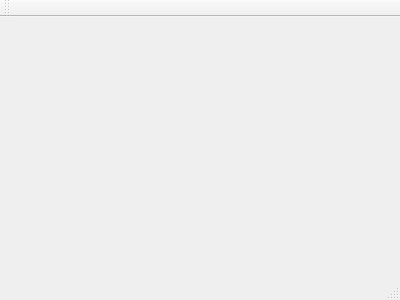
This is mainwindow.ui in Valeryn4/PRun as Qt 5 draws it before an edit. The edited form follows.
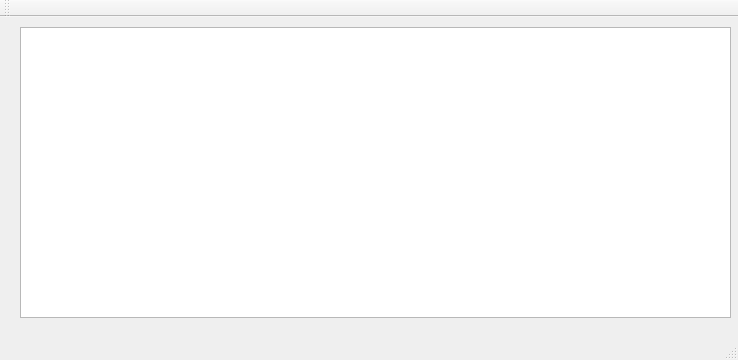
This is the edited form.

The edit to the form file:
```diff
--- a/mainwindow.ui
+++ b/mainwindow.ui
@@ -1,24 +1,50 @@
 <ui version="4.0">
  <class>MainWindow</class>
- <widget class="QMainWindow" name="MainWindow" >
-  <property name="geometry" >
+ <widget class="QMainWindow" name="MainWindow">
+  <property name="geometry">
    <rect>
     <x>0</x>
     <y>0</y>
-    <width>400</width>
-    <height>300</height>
+    <width>738</width>
+    <height>360</height>
    </rect>
   </property>
   <property name="windowTitle" >
    <string>MainWindow</string>
   </property>
-  <widget class="QMenuBar" name="menuBar" />
-  <widget class="QToolBar" name="mainToolBar" />
-  <widget class="QWidget" name="centralWidget" />
-  <widget class="QStatusBar" name="statusBar" />
+  <widget class="QWidget" name="centralWidget">
+   <widget class="QTableView" name="tableView">
+    <property name="geometry">
+     <rect>
+      <x>20</x>
+      <y>10</y>
+      <width>711</width>
+      <height>291</height>
+     </rect>
+    </property>
+   </widget>
+  </widget>
+  <widget class="QMenuBar" name="menuBar">
+   <property name="geometry">
+    <rect>
+     <x>0</x>
+     <y>0</y>
+     <width>738</width>
+     <height>25</height>
+    </rect>
+   </property>
+  </widget>
+  <widget class="QToolBar" name="mainToolBar">
+   <attribute name="toolBarArea">
+    <enum>TopToolBarArea</enum>
+   </attribute>
+   <attribute name="toolBarBreak">
+    <bool>false</bool>
+   </attribute>
+  </widget>
+  <widget class="QStatusBar" name="statusBar"/>
  </widget>
- <layoutDefault spacing="6" margin="11" />
- <pixmapfunction></pixmapfunction>
+ <layoutdefault spacing="6" margin="11"/>
  <resources/>
  <connections/>
 </ui>
```
Left out of the diff: 3 changed lines with no effect on the pictures.
